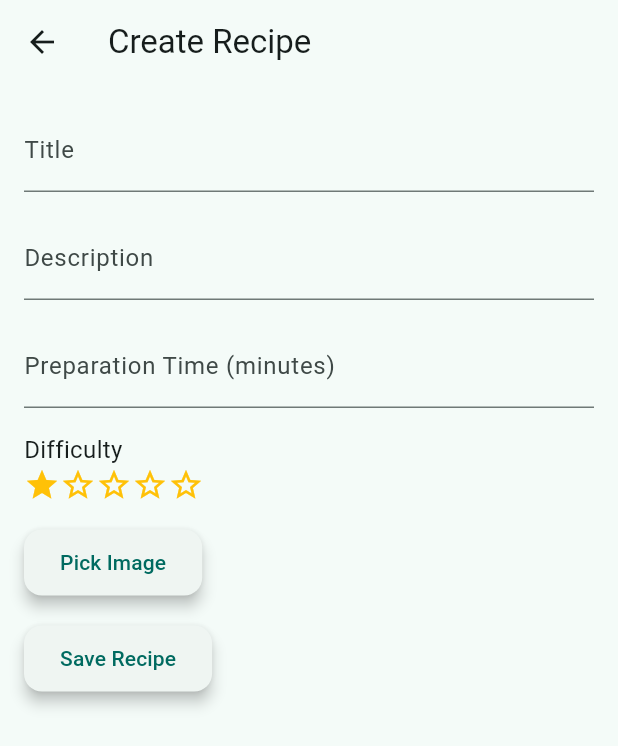
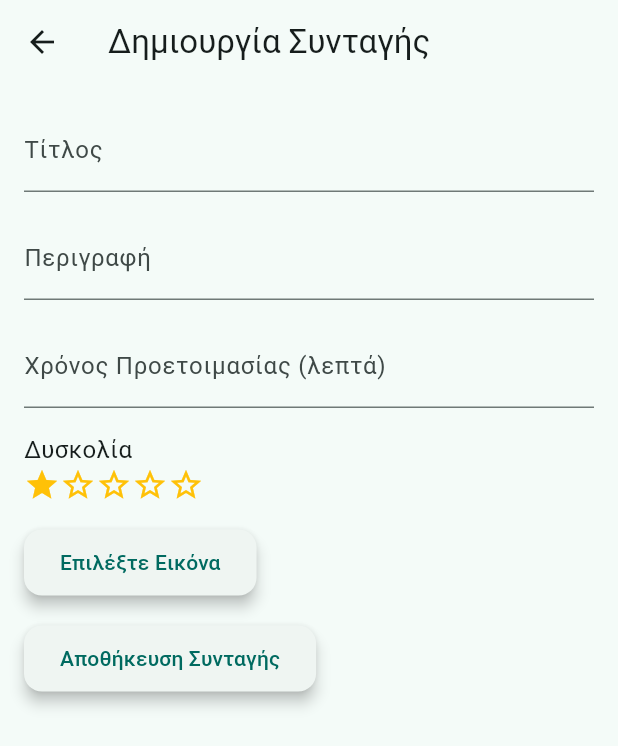
Before and after one commit to antv199/Flutter-Cooking-App, a Flutter app: the CreateRecipePage screen opened directly, on a phone screen of 412 x 824 dp. Shown: the top 746 px of the screen. Run offline on Flutter 3.47's test engine with Material 3 defaults, Android fonts, the phone set to English and light mode, and no system bars; our stand-ins replace cached_network_image, hive, hive_flutter, image_picker; accounts and stored records are empty.

Commit message:
somewhat final countdown

```diff
--- a/lib/CreateRecipePage.dart
+++ b/lib/CreateRecipePage.dart
@@ -50,7 +50,7 @@ class _CreateRecipePageState extends State<CreateRecipePage> {
   @override
   Widget build(BuildContext context) {
     return Scaffold(
-      appBar: AppBar(title: const Text('Create Recipe')),
+      appBar: AppBar(title: const Text('Δημιουργία Συνταγής')),
       body: Padding(
         padding: const EdgeInsets.all(16.0),
         child: Form(
@@ -61,10 +61,10 @@ class _CreateRecipePageState extends State<CreateRecipePage> {
               children: [
                 TextFormField(
                   controller: _titleController,
-                  decoration: const InputDecoration(labelText: 'Title'),
+                  decoration: const InputDecoration(labelText: 'Τίτλος'),
                   validator: (value) {
                     if (value == null || value.isEmpty) {
-                      return 'Please enter a title';
+                      return 'Παρακαλώ εισάγετε τίτλο';
                     }
                     return null;
                   },
@@ -72,10 +72,10 @@ class _CreateRecipePageState extends State<CreateRecipePage> {
                 const SizedBox(height: 16),
                 TextFormField(
                   controller: _descriptionController,
-                  decoration: const InputDecoration(labelText: 'Description'),
+                  decoration: const InputDecoration(labelText: 'Περιγραφή'),
                   validator: (value) {
                     if (value == null || value.isEmpty) {
-                      return 'Please enter a description';
+                      return 'Παρακαλώ εισάγετε περιγραφή';
                     }
                     return null;
                   },
@@ -84,21 +84,21 @@ class _CreateRecipePageState extends State<CreateRecipePage> {
                 TextFormField(
                   controller: _preparationTimeController,
                   decoration: const InputDecoration(
-                    labelText: 'Preparation Time (minutes)',
+                    labelText: 'Χρόνος Προετοιμασίας (λεπτά)',
                   ),
                   keyboardType: TextInputType.number,
                   validator: (value) {
                     if (value == null || value.isEmpty) {
-                      return 'Please enter preparation time';
+                      return 'Παρακαλώ εισάγετε χρόνο προετοιμασίας';
                     }
                     if (int.tryParse(value) == null) {
-                      return 'Please enter a valid number';
+                      return 'Παρακαλώ εισάγετε έγκυρο αριθμό';
                     }
                     return null;
                   },
                 ),
                 const SizedBox(height: 16),
-                const Text('Difficulty'),
+                const Text('Δυσκολία'),
                 Row(
                   children: List.generate(5, (index) {
                     return GestureDetector(
@@ -117,7 +117,7 @@ class _CreateRecipePageState extends State<CreateRecipePage> {
                 const SizedBox(height: 16),
                 ElevatedButton(
                   onPressed: _pickImage,
-                  child: const Text('Pick Image'),
+                  child: const Text('Επιλέξτε Εικόνα'),
                 ),
                 if (_imageUrl != null)
                   Padding(
@@ -131,7 +131,7 @@ class _CreateRecipePageState extends State<CreateRecipePage> {
                 const SizedBox(height: 16),
                 ElevatedButton(
                   onPressed: _saveRecipe,
-                  child: const Text('Save Recipe'),
+                  child: const Text('Αποθήκευση Συνταγής'),
                 ),
               ],
             ),
--- a/lib/widgets/Home/RecipeHomeCard.dart
+++ b/lib/widgets/Home/RecipeHomeCard.dart
@@ -32,7 +32,7 @@ class RecipeHomeCard extends StatelessWidget {
             context,
             MaterialPageRoute(
               builder:
-                  (context) => EditRecipePage(recipe: recipe, index: index),
+                  (context) => EditRecipePage(recipe: recipe, recipeKey: index),
             ),
           );
           return false; // Prevent the card from being dismissed
--- a/lib/widgets/RecipePage/RecipePage.dart
+++ b/lib/widgets/RecipePage/RecipePage.dart
@@ -55,12 +55,12 @@ class _RecipePageState extends State<RecipePage> {
               ),
               const SizedBox(height: 8),
               Text(
-                'Difficulty: ${widget.recipe.difficulty}',
+                'Δυσκολία: ${widget.recipe.difficulty}',
                 style: const TextStyle(fontSize: 16, color: Colors.grey),
               ),
               const SizedBox(height: 8),
               Text(
-                'Preparation Time: ${widget.recipe.preparationTime} minutes',
+                'Χρόνος Προετοιμασίας: ${widget.recipe.preparationTime} λεπτά',
                 style: const TextStyle(fontSize: 16, color: Colors.grey),
               ),
               const SizedBox(height: 16),
@@ -69,7 +69,7 @@ class _RecipePageState extends State<RecipePage> {
                 style: const TextStyle(fontSize: 16),
               ),
               const SizedBox(height: 16),
-              const Text('Rating:'),
+              const Text('Βαθμολογία:'),
               Row(
                 children: List.generate(5, (index) {
                   return GestureDetector(
@@ -92,14 +92,14 @@ class _RecipePageState extends State<RecipePage> {
                       builder:
                           (context) => EditRecipePage(
                             recipe: widget.recipe,
-                            index: widget.recipe.key as int,
+                            recipeKey: widget.recipe.key as int,
                           ),
                     ),
                   ).then((_) {
                     setState(() {}); // Refresh the page after returning
                   });
                 },
-                child: const Text('Edit Recipe'),
+                child: const Text('Επεξεργασία Συνταγής'),
               ),
             ],
           ),
```
Also changed, not shown: lib/EditRecipePage.dart (+15 -13 lines).
